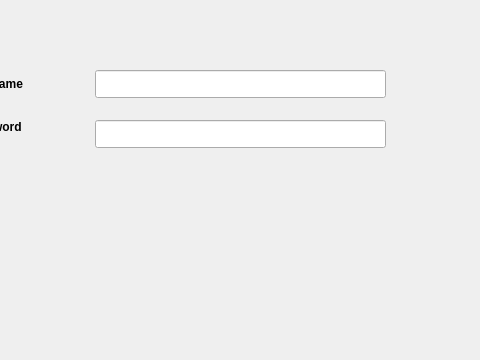
First picture: the form in loginwindow.ui, repository Moaz-Eldamery/CS-lab-assignment, before the edit; both pictures show x 125 to 605 and y 0 to 360 of the 800 by 600 pixel window.
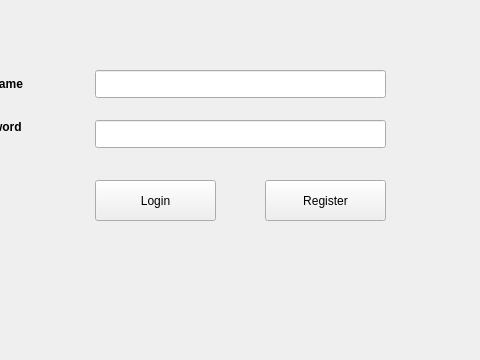
Second picture: the form after the edit.

Commit message: Login Button

What changed in the file:
```diff
--- a/loginwindow.ui
+++ b/loginwindow.ui
@@ -60,6 +60,32 @@
      </rect>
     </property>
    </widget>
+   <widget class="QPushButton" name="Login">
+    <property name="geometry">
+     <rect>
+      <x>220</x>
+      <y>180</y>
+      <width>121</width>
+      <height>41</height>
+     </rect>
+    </property>
+    <property name="text">
+     <string>Login</string>
+    </property>
+   </widget>
+   <widget class="QPushButton" name="Register">
+    <property name="geometry">
+     <rect>
+      <x>390</x>
+      <y>180</y>
+      <width>121</width>
+      <height>41</height>
+     </rect>
+    </property>
+    <property name="text">
+     <string>Register</string>
+    </property>
+   </widget>
   </widget>
   <widget class="QMenuBar" name="menubar">
    <property name="geometry">
```
The commit also changes 2 other files.
